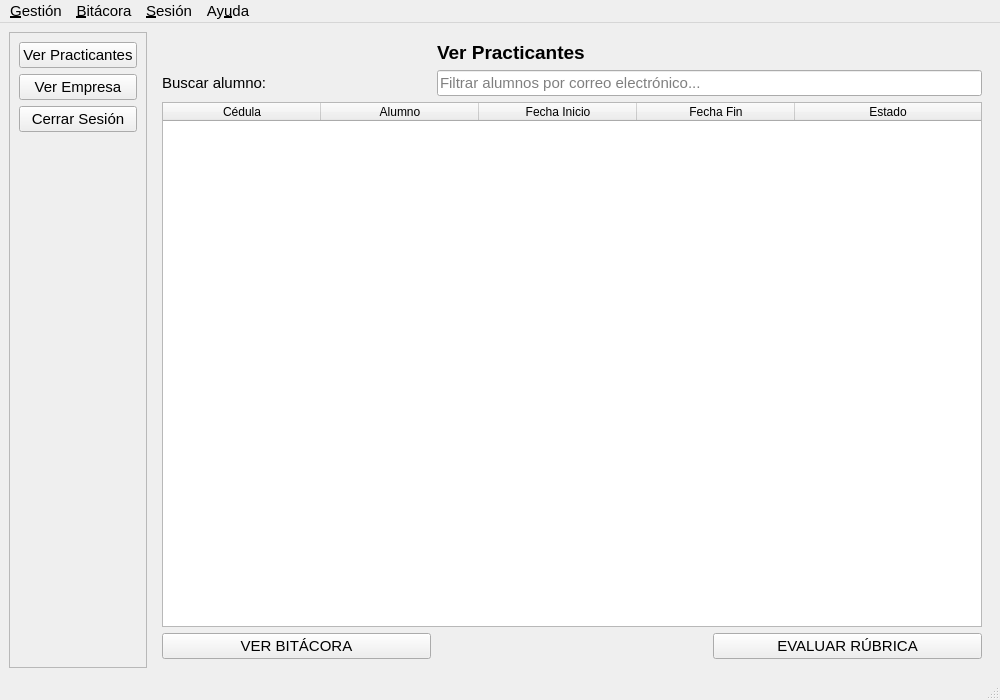
The window that src/views/ui/main_window_tutor_empresarial.ui (LeonardoByte/ucuenca-practicas-preprofesionales-py) describes before a commit, drawn with Qt 5.
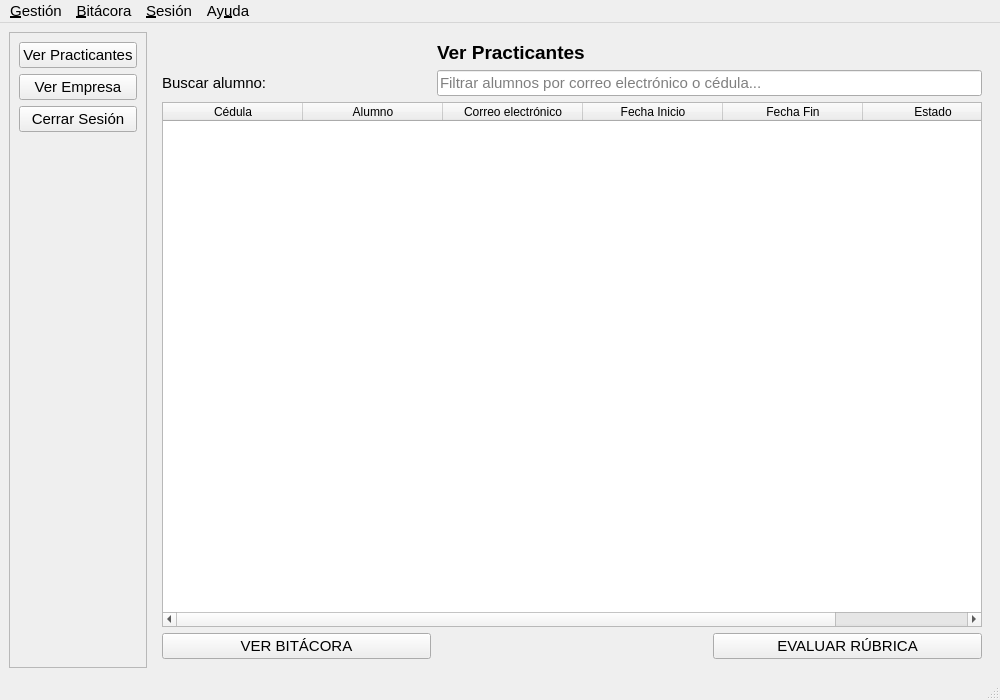
The same window after the commit. The open tabs and pages were chosen to show the change.

Commit message: feat(src/views/tutor_academico_window.py-src/controllers/tutor_academico_controller.py): Agregar la funcionalidad de ls vista de tutor academico.

What changed in the file:
```diff
--- a/src/views/ui/main_window_tutor_empresarial.ui
+++ b/src/views/ui/main_window_tutor_empresarial.ui
@@ -83,7 +83,7 @@
         <item row="1" column="1" colspan="2">
          <widget class="QLineEdit" name="txtBusquedaAlumno">
           <property name="placeholderText">
-           <string>Filtrar alumnos por correo electrónico...</string>
+           <string>Filtrar alumnos por correo electrónico o cédula...</string>
           </property>
          </widget>
         </item>
@@ -106,7 +106,7 @@
            <enum>QAbstractItemView::SelectRows</enum>
           </property>
           <attribute name="horizontalHeaderDefaultSectionSize">
-           <number>158</number>
+           <number>140</number>
           </attribute>
           <attribute name="horizontalHeaderStretchLastSection">
            <bool>true</bool>
@@ -121,6 +121,11 @@
             <string>Alumno</string>
            </property>
           </column>
+          <column>
+           <property name="text">
+            <string>Correo electrónico</string>
+           </property>
+          </column>
           <column>
            <property name="text">
             <string>Fecha Inicio</string>
```
Left out of the diff: 2 changed lines with no effect on the pictures. The commit also changes 9 other files.
